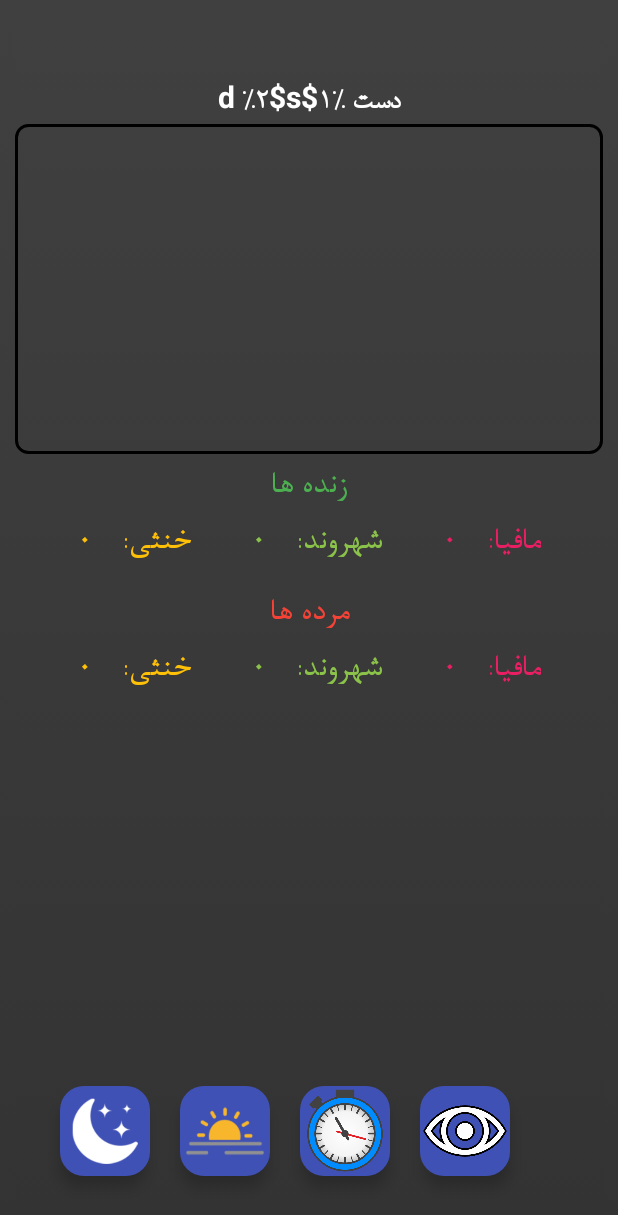
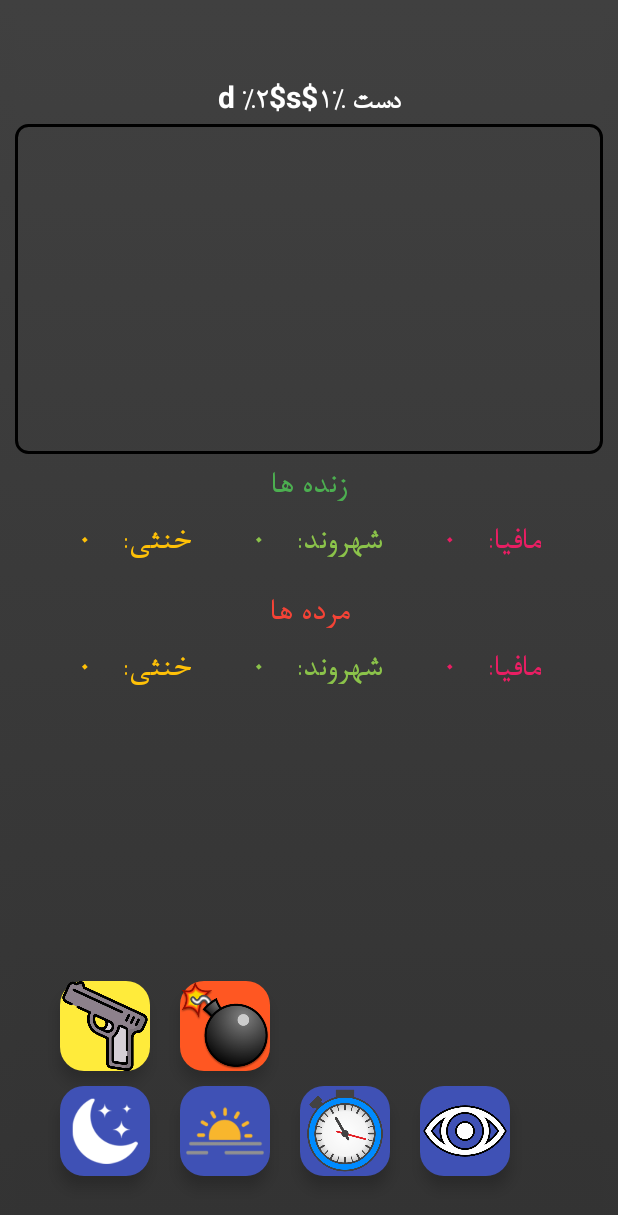
Before and after one commit to Mehrbod-MK/FacteSimchin, an Android app: the layout activity_main_game.xml on its own in the app's theme, with its tools: preview values and no code run, on a phone screen of 412 x 824 dp. Shown: the top 1215 px of the screen. Run offline under Robolectric (Android 15) with nearby library versions, the phone set to English and light mode, and no system bars.

Commit message:
RELEASE v0.1.0.0 BETA

```diff
--- a/app/build.gradle.kts
+++ b/app/build.gradle.kts
@@ -12,8 +12,8 @@ android {
         applicationId = "com.mehrbodmk.factesimchin"
         minSdk = 28
         targetSdk = 36
-        versionCode = 1
-        versionName = "0.0.1.0"
+        versionCode = 2
+        versionName = "0.1.0.0"
 
         testInstrumentationRunner = "androidx.test.runner.AndroidJUnitRunner"
     }
@@ -21,6 +21,7 @@ android {
     buildTypes {
         release {
             isMinifyEnabled = false
+            isDebuggable = false
             proguardFiles(
                 getDefaultProguardFile("proguard-android-optimize.txt"),
                 "proguard-rules.pro"
--- a/app/src/main/java/com/mehrbodmk/factesimchin/MainActivity.kt
+++ b/app/src/main/java/com/mehrbodmk/factesimchin/MainActivity.kt
@@ -8,6 +8,7 @@ import android.os.Bundle
 import android.widget.ImageView
 import androidx.activity.enableEdgeToEdge
 import androidx.appcompat.app.AppCompatActivity
+import androidx.appcompat.app.AppCompatDelegate
 import androidx.appcompat.widget.AppCompatButton
 import androidx.core.view.ViewCompat
 import androidx.core.view.WindowInsetsCompat
@@ -20,6 +21,7 @@ class MainActivity : AppCompatActivity() {
     override fun onCreate(savedInstanceState: Bundle?) {
         super.onCreate(savedInstanceState)
         enableEdgeToEdge()
+        AppCompatDelegate.setDefaultNightMode(AppCompatDelegate.MODE_NIGHT_NO)
         setContentView(R.layout.activity_main)
         ViewCompat.setOnApplyWindowInsetsListener(findViewById(R.id.main)) { v, insets ->
             val systemBars = insets.getInsets(WindowInsetsCompat.Type.systemBars())
--- a/app/src/main/res/layout/activity_main_game.xml
+++ b/app/src/main/res/layout/activity_main_game.xml
@@ -290,4 +290,26 @@
         app:layout_constraintBottom_toBottomOf="parent"
         app:layout_constraintStart_toStartOf="parent" />
 
+    <com.google.android.material.floatingactionbutton.FloatingActionButton
+        android:layout_width="60dp"
+        android:layout_height="60dp"
+        android:id="@+id/buttonViewBullets"
+        android:layout_marginBottom="100dp"
+        android:layout_marginStart="30dp"
+        android:backgroundTint="#FFEB3B"
+        android:foreground="@drawable/icon_gun"
+        app:layout_constraintBottom_toBottomOf="parent"
+        app:layout_constraintStart_toStartOf="parent" />
+
+    <com.google.android.material.floatingactionbutton.FloatingActionButton
+        android:layout_width="60dp"
+        android:layout_height="60dp"
+        android:id="@+id/buttonViewBombs"
+        android:layout_marginBottom="100dp"
+        android:layout_marginStart="110dp"
+        android:backgroundTint="#FF5722"
+        android:foreground="@drawable/icon_bomb"
+        app:layout_constraintBottom_toBottomOf="parent"
+        app:layout_constraintStart_toStartOf="parent" />
+
 </androidx.constraintlayout.widget.ConstraintLayout>
```
Also changed, not shown: app/src/main/java/com/mehrbodmk/factesimchin/MainGameActivity.kt (+60 -11 lines), app/src/main/java/com/mehrbodmk/factesimchin/NightActionActivity.kt (+7 -0 lines), app/src/main/res/values/strings.xml (+9 -0 lines), app/src/main/res/drawable/icon_bomb.png (added), app/src/main/res/drawable/icon_gun.png (added).
